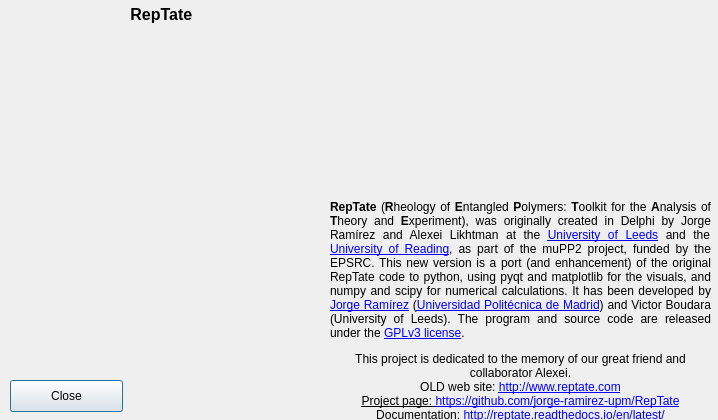
Above: RepTate/gui/AboutDialog.ui from jorge-ramirez-upm/RepTate before the change. Below: the same form after it.
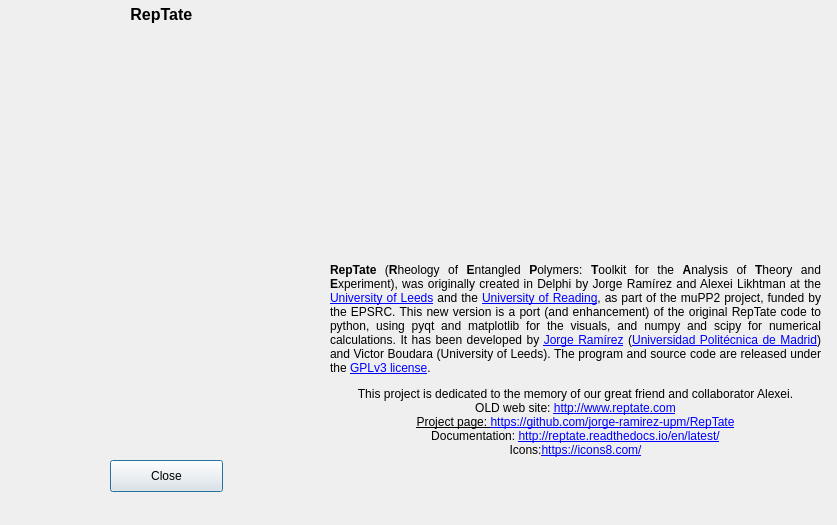
That is the form after the change. Icons and pictures are not drawn.

Patch:
```diff
--- a/RepTate/gui/AboutDialog.ui
+++ b/RepTate/gui/AboutDialog.ui
@@ -9,8 +9,8 @@
    <rect>
     <x>0</x>
     <y>0</y>
-    <width>718</width>
-    <height>420</height>
+    <width>837</width>
+    <height>525</height>
    </rect>
   </property>
   <property name="windowTitle">
@@ -42,8 +42,8 @@
   <widget class="QPushButton" name="closeButton">
    <property name="geometry">
     <rect>
-     <x>10</x>
-     <y>380</y>
+     <x>110</x>
+     <y>460</y>
      <width>113</width>
      <height>32</height>
     </rect>
@@ -64,7 +64,7 @@
   <widget class="QLabel" name="label_4">
    <property name="geometry">
     <rect>
-     <x>440</x>
+     <x>480</x>
      <y>0</y>
      <width>191</width>
      <height>201</height>
@@ -82,8 +82,8 @@
     <rect>
      <x>330</x>
      <y>200</y>
-     <width>381</width>
-     <height>221</height>
+     <width>491</width>
+     <height>321</height>
     </rect>
    </property>
    <property name="text">
```
